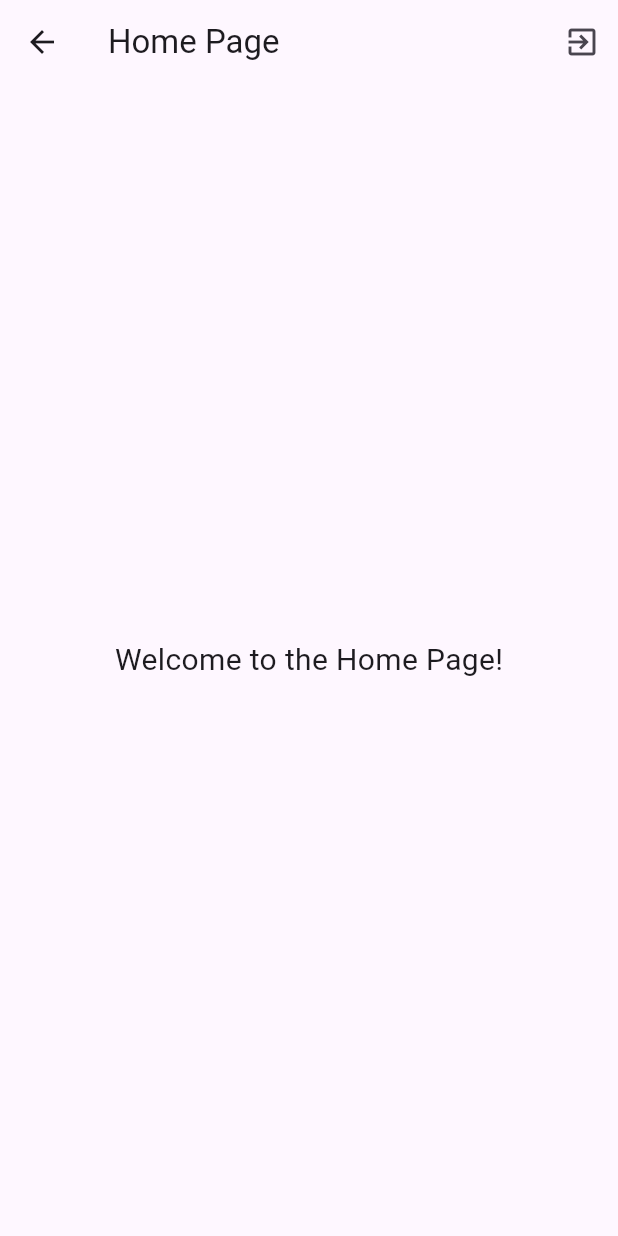
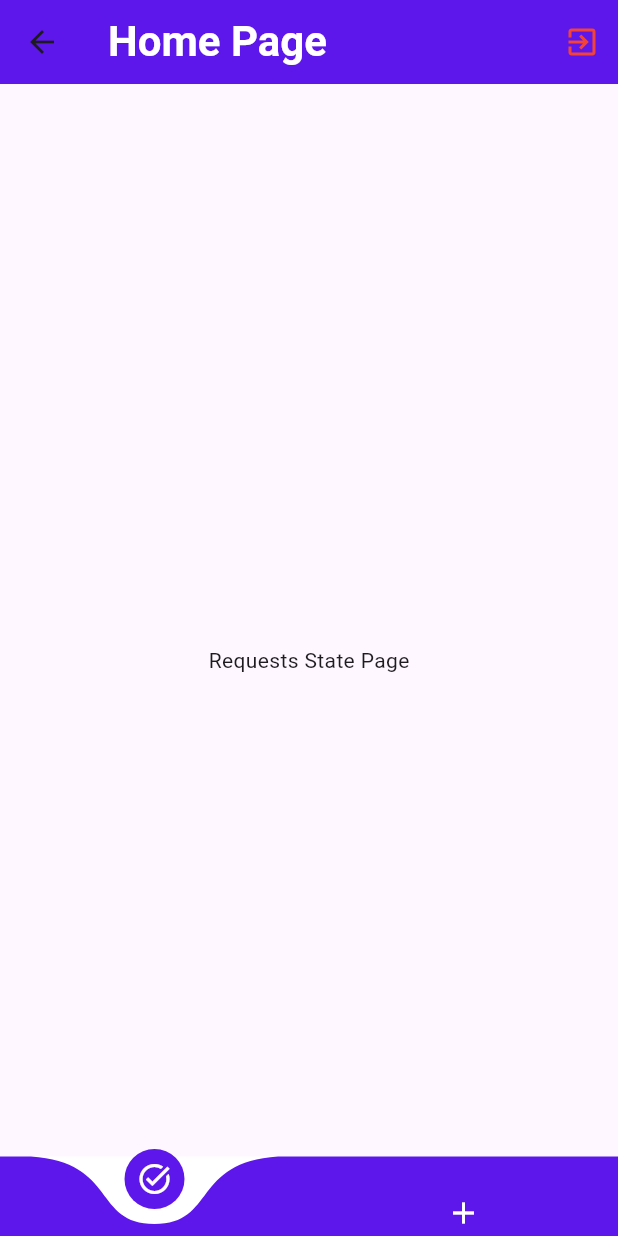
Before and after one commit to habibFRH/DAM-project--gestion-et-suivi-des-demandes-de-commerce, a Flutter app: the HomePage screen opened by its route, on a phone screen of 412 x 824 dp. Run offline on Flutter 3.47's test engine with Material 3 defaults, Android fonts, the phone set to English and light mode, and no system bars; drawn by our look-alikes of curved_navigation_bar; our stand-ins replace firebase_auth, firebase_core; accounts and stored records are empty.

Commit message:
home page with bottom navbar- switch between pages

```diff
--- a/lib/home_page.dart
+++ b/lib/home_page.dart
@@ -1,23 +1,46 @@
-// home_page.dart
-
 // ignore_for_file: use_build_context_synchronously
 
-import 'package:firebase_auth/firebase_auth.dart';
+import 'package:curved_navigation_bar/curved_navigation_bar.dart';
 import 'package:flutter/material.dart';
-import 'auth/auth_service.dart';
+import 'package:my_flutter_project/pages/add_request.dart';
+import 'package:my_flutter_project/pages/requests_states.dart';
+import './auth/auth_service.dart';
 
-class HomePage extends StatelessWidget {
+class HomePage extends StatefulWidget {
+  const HomePage({super.key});
+
+  @override
+  State<HomePage> createState() => _HomePageState();
+}
+
+class _HomePageState extends State<HomePage> {
   final AuthService _authService = AuthService();
-
-  HomePage({super.key});
-
+  int index = 0;
+  final items = [
+    const Icon(
+      Icons.task_alt_sharp,
+      color: Colors.white,
+    ),
+    const Icon(
+      Icons.add,
+      color: Colors.white,
+    ),
+  ];
+  final screens = [const RequestsState(), const AddRequest()];
   @override
   Widget build(BuildContext context) {
     return Scaffold(
+      extendBody: true,
       appBar: AppBar(
-        title: const Text('Home Page'),
+        title: const Text(
+          'Home Page',
+          style: TextStyle(
+              color: Colors.white, fontSize: 28, fontWeight: FontWeight.bold),
+        ),
+        backgroundColor: const Color(0xff5E17EB),
         actions: [
           IconButton(
+            color: Colors.red,
             icon: const Icon(Icons.exit_to_app),
             onPressed: () async {
               // Call the logout method from your AuthService
@@ -28,16 +51,17 @@ class HomePage extends StatelessWidget {
           ),
         ],
       ),
-      body: Center(
-        child: FirebaseAuth.instance.currentUser!.emailVerified
-            ? const Text(
-                'Welcome to the Home Page!',
-                style: TextStyle(fontSize: 20),
-              )
-            : const Text(
-                'please verify your mail',
-                style: TextStyle(fontSize: 20),
-              ),
+      body: screens[index],
+      bottomNavigationBar: CurvedNavigationBar(
+        height: 53,
+        onTap: (index) => setState(() {
+          this.index = index;
+        }),
+        index: index,
+        items: items,
+        backgroundColor: Colors.white,
+        animationDuration: const Duration(milliseconds: 300),
+        color: const Color(0xff5E17EB),
       ),
     );
   }
--- /dev/null
+++ b/lib/pages/add_request.dart
@@ -0,0 +1,19 @@
+import 'package:flutter/material.dart';
+
+class AddRequest extends StatefulWidget {
+  const AddRequest({super.key});
+
+  @override
+  State<AddRequest> createState() => _AddRequestState();
+}
+
+class _AddRequestState extends State<AddRequest> {
+  @override
+  Widget build(BuildContext context) {
+    return const Scaffold(
+      body: Center(
+        child: Text("Add Request Page"),
+      ),
+    );
+  }
+}
--- /dev/null
+++ b/lib/pages/requests_states.dart
@@ -0,0 +1,19 @@
+import 'package:flutter/material.dart';
+
+class RequestsState extends StatefulWidget {
+  const RequestsState({super.key});
+
+  @override
+  State<RequestsState> createState() => _RequestsStateState();
+}
+
+class _RequestsStateState extends State<RequestsState> {
+  @override
+  Widget build(BuildContext context) {
+    return const Scaffold(
+      body: Center(
+        child: Text("Requests State Page"),
+      ),
+    );;
+  }
+}
--- a/pubspec.yaml
+++ b/pubspec.yaml
@@ -36,6 +36,7 @@ dependencies:
   cupertino_icons: ^1.0.2
   firebase_auth: ^4.15.3
   firebase_core: ^2.24.2
+  curved_navigation_bar: ^1.0.3
 
 dev_dependencies:
   flutter_test:
```
Also changed, not shown: pubspec.lock.
